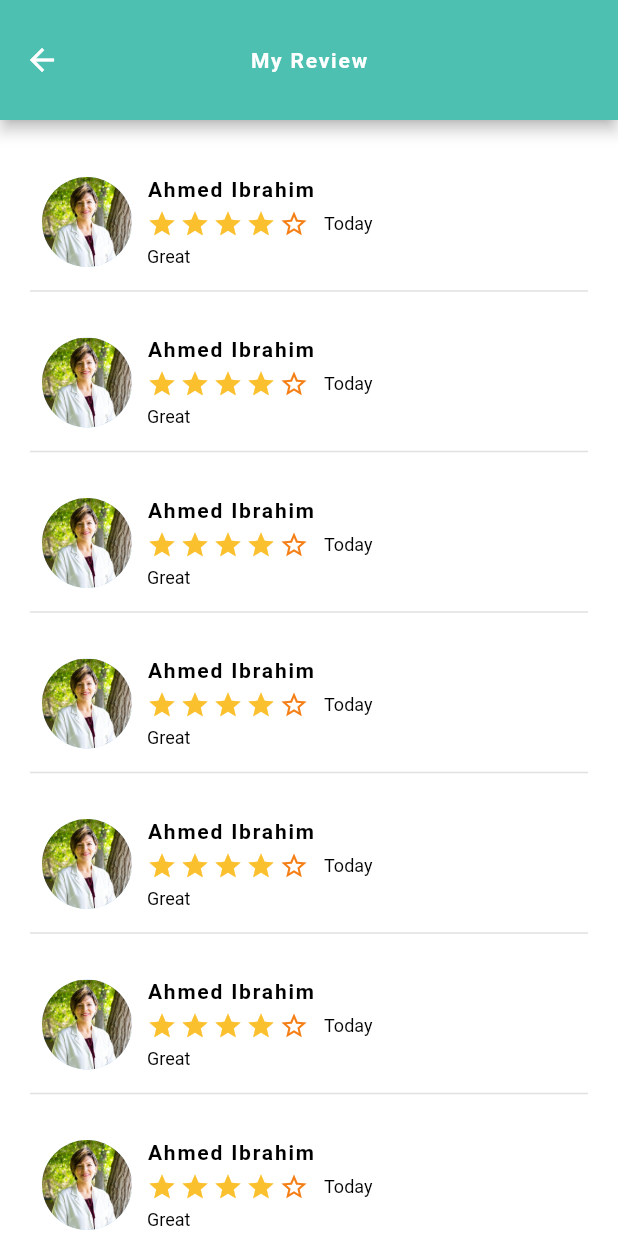
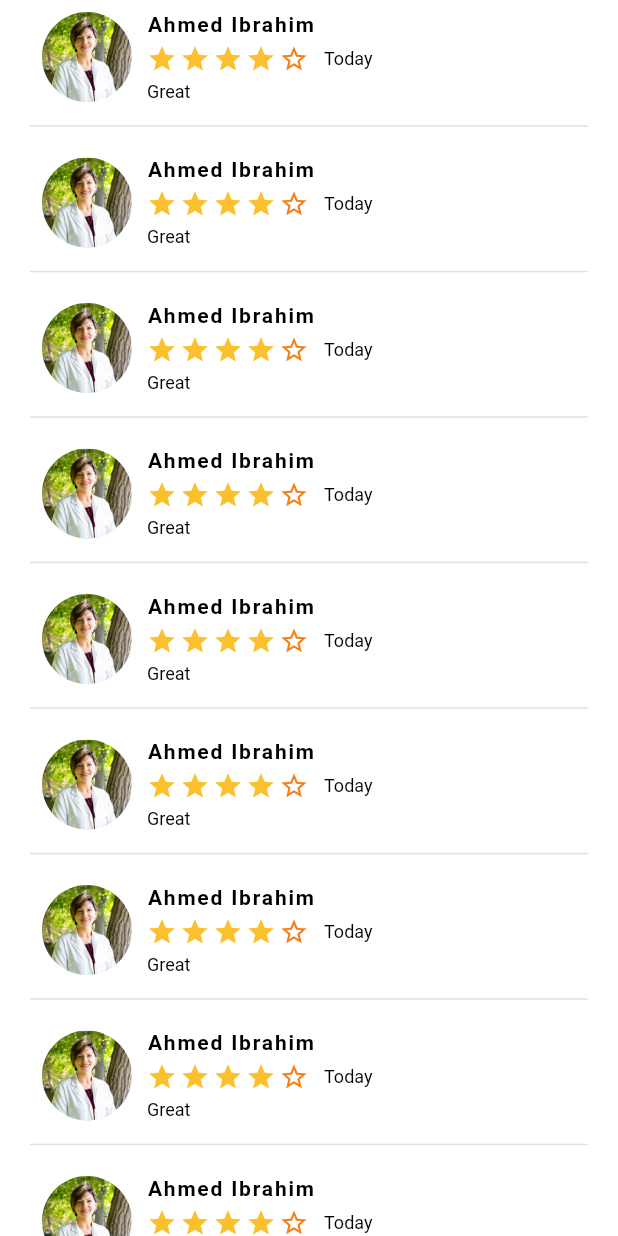
Before and after one commit to ahmedibrahim240/Dr-hwaida, a Flutter app: the MyReview screen opened directly, on a phone screen of 412 x 824 dp. Run offline on Flutter 3.47's test engine with Material 2 defaults, Android fonts, the phone set to English and light mode, and no system bars; drawn by our look-alikes of smooth_star_rating; our stand-ins replace carousel_slider, flutter_datetime_picker, flutter_svg, font_awesome_flutter; missing offline and left inert: code_fields; Roboto replaces fonts that are missing (Cairo).

```diff
--- a/lib/screens/myReview/myreview.dart
+++ b/lib/screens/myReview/myreview.dart
@@ -1,5 +1,4 @@
 import 'package:DrHwaida/constants/constans.dart';
-import 'package:DrHwaida/constants/themes.dart';
 import 'package:flutter/material.dart';
 import 'components/reviewcontant.dart';
 
@@ -16,16 +15,24 @@ class _MyReviewState extends State<MyReview> {
   @override
   Widget build(BuildContext context) {
     return Scaffold(
-      appBar: customAppBar(title: 'My Review'),
-      body: ListView(
+      body: Container(
+        child: reviewsList(),
+      ),
+    );
+  }
+
+  ListView reviewsList() {
+    return ListView(
       shrinkWrap: true,
-        primary: true,
-        padding: EdgeInsets.symmetric(horizontal: 20, vertical: 30),
+      primary: false,
+      padding: EdgeInsets.symmetric(
+        horizontal: 20,
+      ),
       children: [
         ListView.builder(
           shrinkWrap: true,
           primary: false,
-            itemCount: 20,
+          itemCount: 10,
           itemBuilder: (context, index) {
             return Column(
               children: [
@@ -41,25 +48,13 @@ class _MyReviewState extends State<MyReview> {
                   thickness: 1,
                 ),
                 SizedBox(
-                    height: 15,
+                  height: 5,
                 ),
               ],
             );
           },
         ),
-          CustomButtonWithchild(
-            child: Text(
-              'Write a Review',
-              style: AppTheme.heading.copyWith(
-                color: Colors.white,
-                fontSize: 16,
-              ),
-            ),
-            color: customColor,
-            onPress: () {},
-          )
       ],
-      ),
     );
   }
 }
```
Also changed, not shown: lib/screens/consultantPageView/consultantPageView.dart (+76 -32 lines). Lines whose indentation alone changed are shown as unchanged.
